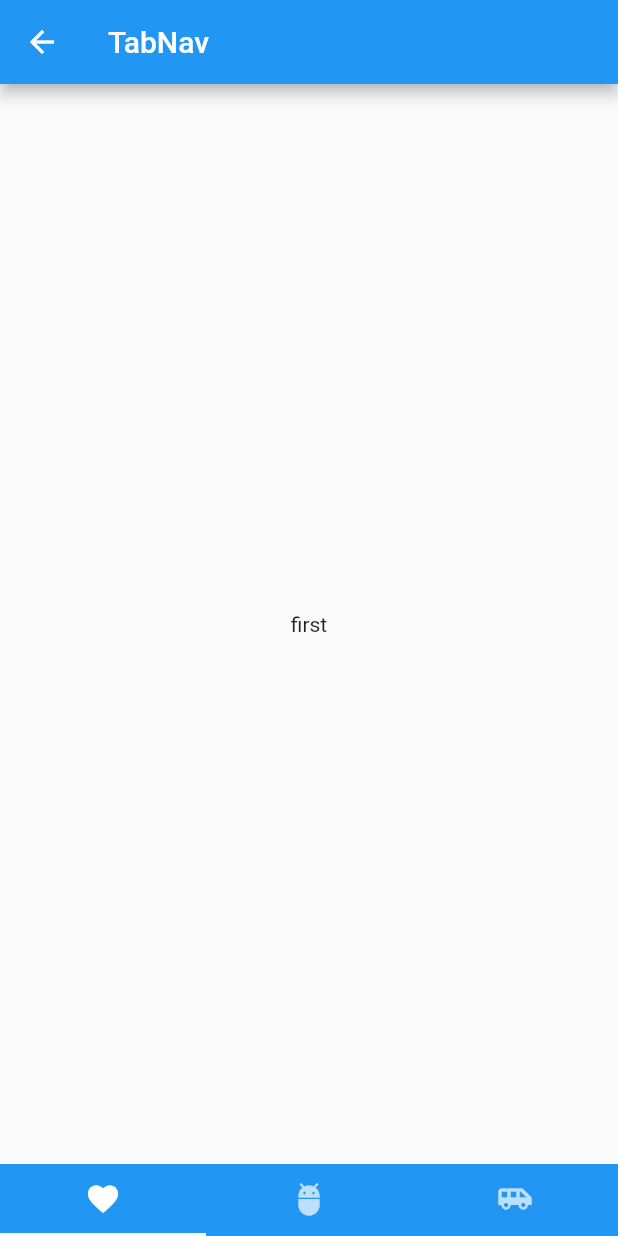
After one commit to lihui2333/flutter_examples, a Flutter app: the screen it shows after launch, after a tap on "tabnavpage", on a phone screen of 412 x 824 dp. The commit adds this screen. Run offline on Flutter 3.47's test engine with Material 2 defaults, Android fonts, the phone set to English and light mode, and no system bars.

Commit message:
add tab and a simple calculator

```diff
--- a/router_demo/lib/main.dart
+++ b/router_demo/lib/main.dart
@@ -6,7 +6,8 @@ import 'pages/girdview_page.dart';
 import 'pages/drawer_page.dart';
 import 'pages/setting_page.dart';
 import 'pages/account_page.dart';
-
+import 'pages/calculator_page.dart';
+import 'pages/tab_nav_page.dart';
 
 void main() => runApp(MaterialApp(
   routes: <String, WidgetBuilder>{
@@ -18,7 +19,8 @@ void main() => runApp(MaterialApp(
       DrawerPage.DRAWER_PAGE_ROUTE: (BuildContext context) => DrawerPage(),
       AccountPage.ACCOUNT_PAGE_ROUTE: (BuildContext context) => AccountPage(),
       SettingPage.SETTING_PAGE_ROUTE: (BuildContext context) => SettingPage(),
-
+      CalculatorPage.CALCUATOR_PAGE_ROUTE: (BuildContext context) => CalculatorPage(),
+      TabNavPage.TAB_NAV_PAGE_ROUTE: (BuildContext context) => TabNavPage(),
     },
   home: Scaffold(
     appBar: AppBar(
--- a/router_demo/lib/pages/drawer_page.dart
+++ b/router_demo/lib/pages/drawer_page.dart
@@ -36,7 +36,7 @@ class _DrawerPage extends State<DrawerPage> {
         child: new Text("About"),
         applicationName: "Application Name",
         applicationVersion: "v1.0.0",
-        applicationIcon: new Icon(Icons.),
+        applicationIcon: new Icon(Icons.adb),
         icon: new Icon(Icons.info));
     return Drawer(
       child: ListView(
--- a/router_demo/lib/pages/main_page.dart
+++ b/router_demo/lib/pages/main_page.dart
@@ -3,6 +3,8 @@ import 'package:router_demo/pages/list_demo.dart';
 import 'dropdown_page.dart';
 import 'girdview_page.dart';
 import 'drawer_page.dart';
+import 'calculator_page.dart';
+import 'tab_nav_page.dart';
 
 class MainPage extends StatelessWidget {
   static const MAIN_PAGE_ROUTE = "/mainPage";
@@ -16,7 +18,9 @@ class MainPage extends StatelessWidget {
           buildButton("list",context),
           buildButton("dropdownButton", context),
           buildButton("gridview", context),
-          buildButton("drawerpage", context)
+          buildButton("drawerpage", context),
+          buildButton("calculatorPage", context),
+          buildButton("tabnavpage", context),
         ],
       ),
     );
@@ -50,6 +54,12 @@ class MainPage extends StatelessWidget {
       case "drawerpage":
         Navigator.of(context).pushNamed(DrawerPage.DRAWER_PAGE_ROUTE);
         break;
+      case "calculatorPage":
+        Navigator.of(context).pushNamed(CalculatorPage.CALCUATOR_PAGE_ROUTE);
+        break;
+      case "tabnavpage":
+      Navigator.of(context).pushNamed(TabNavPage.TAB_NAV_PAGE_ROUTE);
+      break;
       default:
     }
   }
--- /dev/null
+++ b/router_demo/lib/pages/tab_nav_page.dart
@@ -0,0 +1,92 @@
+import 'package:flutter/material.dart';
+
+class TabNavPage extends StatefulWidget {
+  static const String TAB_NAV_PAGE_ROUTE = "/tabNavPage";
+  @override
+  State<StatefulWidget> createState() {
+    return TabNavPageState();
+  }
+}
+
+class TabNavPageState extends State<TabNavPage> with SingleTickerProviderStateMixin{
+  TabController controller;
+
+  @override
+  void initState() {
+    super.initState();
+
+    // Initialize the Tab Controller
+    controller = new TabController(length: 3, vsync: this);
+  }
+
+  @override
+  void dispose() {
+    // Dispose of the Tab Controller
+    controller.dispose();
+    super.dispose();
+  }
+
+  @override
+  Widget build(BuildContext context) {
+    return Scaffold(
+      appBar: AppBar(
+        title: Text(
+          "TabNav"
+        ),
+      ),
+      body: TabBarView(
+        children: <Widget>[
+          TabPage(
+            title: "first",
+          ),
+          TabPage(
+            title: "second",
+          ),
+          TabPage(
+            title: "third",
+          )
+        ],
+        controller: controller
+      ),
+    bottomNavigationBar: new Material(
+        // set the color of the bottom navigation bar
+        color: Colors.blue,
+        // set the tab bar as the child of bottom navigation bar
+        child: new TabBar(
+          tabs: <Tab>[
+            new Tab(
+              // set icon to the tab
+              icon: new Icon(Icons.favorite),
+            ),
+            new Tab(
+              icon: new Icon(Icons.adb),
+            ),
+            new Tab(
+              icon: new Icon(Icons.airport_shuttle),
+            ),
+          ],
+          // setup the controller
+          controller: controller,
+        ),
+      ),
+    );
+  }
+}
+
+class TabPage extends StatelessWidget {
+  final String title;
+  const TabPage ({
+    Key key,
+    @required this.title,
+  }
+  ):super(key: key);
+  @override
+  Widget build(BuildContext context) {
+
+    return Center(
+        child: Text(
+          title
+        )
+    );
+  }
+}
```
Also changed, not shown: router_demo/lib/pages/calculator_page.dart (added, +65 -0 lines).
